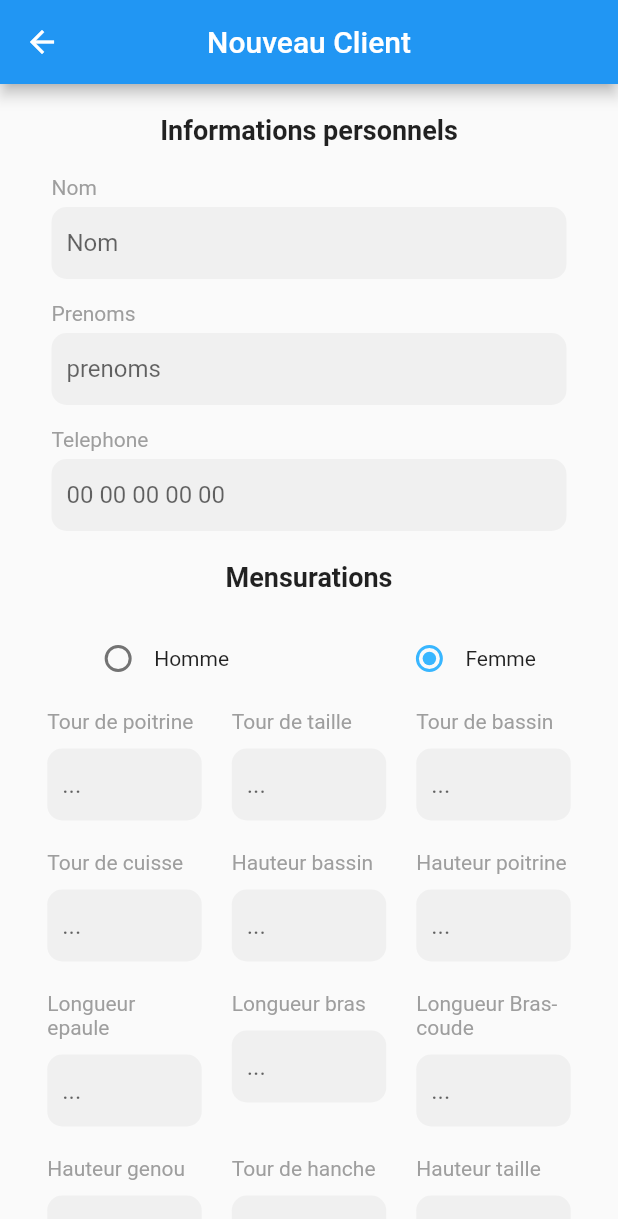
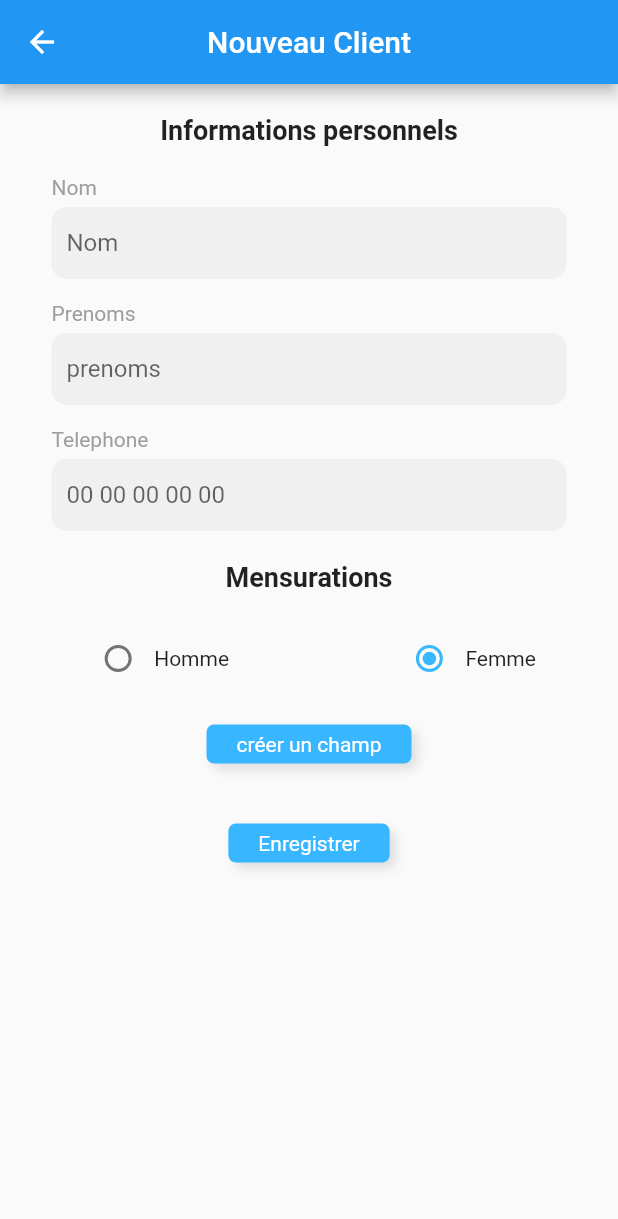
Before and after one commit to syyao/couture_manager, a Flutter app: the NouveauClient screen opened by its route, on a phone screen of 412 x 824 dp. Shown: the top 1219 px of the screen. Run offline on Flutter 3.47's test engine with Material 2 defaults, Android fonts, the phone set to English and light mode, and no system bars; our stand-ins replace image_picker, sqflite; accounts and stored records are empty.

```diff
--- a/lib/pages/nouveau_client.dart
+++ b/lib/pages/nouveau_client.dart
@@ -61,6 +61,56 @@ class _NouveauClientState extends State<NouveauClient> {
     });
   }
 
+  List<Widget> listDeMesure = [];
+  TextEditingController _controllertitre = TextEditingController();
+  void addNewChamp() {
+    var champ;
+    champ = champMesure(_controllertitre.text, _controllertitre);
+    listDeMesure.add(champ);
+    setState(() {});
+    Navigator.of(context).pop();
+    setState(() {});
+  }
+
+  Future<void> _showMyDialog() async {
+    return showDialog<void>(
+      context: context,
+      barrierDismissible: true, // user must tap button!
+      builder: (BuildContext context) {
+        return AlertDialog(
+          title: Text('Nom'),
+          content: SingleChildScrollView(
+            child: ListBody(
+              children: <Widget>[
+                TextField(
+                  controller: _controllertitre,
+                  decoration: InputDecoration(hintText: "Entrez un titre"),
+                )
+              ],
+            ),
+          ),
+          actions: [
+            InkWell(
+              onTap: addNewChamp,
+              child: Container(
+                decoration: BoxDecoration(
+                  color: Color.fromRGBO(56, 182, 255, 1),
+                  borderRadius: BorderRadius.circular(5),
+                ),
+                alignment: Alignment.center,
+                padding: EdgeInsets.symmetric(horizontal: 10, vertical: 5),
+                child: Text(
+                  "Ok",
+                  style: TextStyle(color: Colors.white),
+                ),
+              ),
+            ),
+          ],
+        );
+      },
+    );
+  }
+
   Widget champMesure(String label, TextEditingController controllerChamp) {
     return Container(
       width: MediaQuery.of(context).size.width / 4,
@@ -121,6 +171,7 @@ class _NouveauClientState extends State<NouveauClient> {
       body: SingleChildScrollView(
         child: Form(
           key: _keyForm,
+          child: Container(
             child: Column(
               children: [
                 SizedBox(height: 20),
@@ -129,7 +180,8 @@ class _NouveauClientState extends State<NouveauClient> {
                   children: [
                     Text(
                       "Informations personnels",
-                    style: TextStyle(fontSize: 18, fontWeight: FontWeight.bold),
+                      style:
+                          TextStyle(fontSize: 18, fontWeight: FontWeight.bold),
                     ),
                   ],
                 ),
@@ -156,8 +208,8 @@ class _NouveauClientState extends State<NouveauClient> {
                           border: InputBorder.none,
                           enabledBorder: OutlineInputBorder(
                             borderRadius: BorderRadius.circular(10),
-                          borderSide:
-                              BorderSide(color: Colors.transparent, width: 0.5),
+                            borderSide: BorderSide(
+                                color: Colors.transparent, width: 0.5),
                           ),
                           focusedBorder: OutlineInputBorder(
                             borderRadius: BorderRadius.circular(10),
@@ -194,8 +246,8 @@ class _NouveauClientState extends State<NouveauClient> {
                           border: InputBorder.none,
                           enabledBorder: OutlineInputBorder(
                             borderRadius: BorderRadius.circular(10),
-                          borderSide:
-                              BorderSide(color: Colors.transparent, width: 0.5),
+                            borderSide: BorderSide(
+                                color: Colors.transparent, width: 0.5),
                           ),
                           focusedBorder: OutlineInputBorder(
                             borderRadius: BorderRadius.circular(10),
@@ -235,8 +287,8 @@ class _NouveauClientState extends State<NouveauClient> {
                           border: InputBorder.none,
                           enabledBorder: OutlineInputBorder(
                             borderRadius: BorderRadius.circular(10),
-                          borderSide:
-                              BorderSide(color: Colors.transparent, width: 0.5),
+                            borderSide: BorderSide(
+                                color: Colors.transparent, width: 0.5),
                           ),
                           focusedBorder: OutlineInputBorder(
                             borderRadius: BorderRadius.circular(10),
@@ -256,7 +308,8 @@ class _NouveauClientState extends State<NouveauClient> {
                   children: [
                     Text(
                       "Mensurations",
-                    style: TextStyle(fontSize: 18, fontWeight: FontWeight.bold),
+                      style:
+                          TextStyle(fontSize: 18, fontWeight: FontWeight.bold),
                     ),
                   ],
                 ),
@@ -290,23 +343,56 @@ class _NouveauClientState extends State<NouveauClient> {
                     ),
                   ],
                 ),
-              Wrap(children: [
-                champMesure('Tour de poitrine', _controllertourPoitrine),
-                champMesure('Tour de taille', _controllertourTaille),
-                champMesure('Tour de bassin', _controllertourBassin),
-                champMesure('Tour de cuisse', _controllertourCuisse),
-                champMesure('Hauteur bassin', _controllerhauteurBassin),
-                champMesure('Hauteur poitrine', _controllerhauteurPoitrine),
-                champMesure('Longueur epaule', _controllerlongueurEpaule),
-                champMesure('Longueur bras', _controllerlongueurBras),
-                champMesure(
-                    'Longueur Bras-coude', _controllerlongueurBrasCoude),
-                champMesure('Hauteur genou', _controllerhauteurGenou),
-                champMesure('Tour de hanche', _controllertourHanche),
-                champMesure('Hauteur taille', _controllerhauteurTaille),
-                champMesure('Tour de bras', _controllertourBras),
-                champMesure('Longueur dos', _controllerlongueurDos)
-              ]),
+                Wrap(
+                  children: [
+                    Wrap(
+                      children: listDeMesure.map((e) {
+                        return champMesure("label", _controllernom);
+                      }).toList(),
+                    ),
+                  ],
+                ),
+                InkWell(
+                  onTap: _showMyDialog,
+                  child: Container(
+                    margin: EdgeInsets.symmetric(vertical: 20),
+                    padding: EdgeInsets.symmetric(horizontal: 20, vertical: 5),
+                    decoration: BoxDecoration(
+                      borderRadius: BorderRadius.circular(5),
+                      color: Color.fromRGBO(56, 182, 255, 1),
+                      boxShadow: [
+                        BoxShadow(
+                          offset: Offset(4, 4),
+                          blurRadius: 5,
+                          color: Colors.grey.withOpacity(0.3),
+                        ),
+                      ],
+                    ),
+                    child: Text(
+                      "créer un champ",
+                      style: TextStyle(color: Colors.white),
+                    ),
+                  ),
+                ),
+
+                // Wrap(children: [
+                //   champMesure('Tour de poitrine', _controllertourPoitrine),
+                //   champMesure('Tour de taille', _controllertourTaille),
+                //   champMesure('Tour de bassin', _controllertourBassin),
+                //   champMesure('Tour de cuisse', _controllertourCuisse),
+                //   champMesure('Hauteur bassin', _controllerhauteurBassin),
+                //   champMesure('Hauteur poitrine', _controllerhauteurPoitrine),
+                //   champMesure('Longueur epaule', _controllerlongueurEpaule),
+                //   champMesure('Longueur bras', _controllerlongueurBras),
+                //   champMesure(
+                //       'Longueur Bras-coude', _controllerlongueurBrasCoude),
+                //   champMesure('Hauteur genou', _controllerhauteurGenou),
+                //   champMesure('Tour de hanche', _controllertourHanche),
+                //   champMesure('Hauteur taille', _controllerhauteurTaille),
+                //   champMesure('Tour de bras', _controllertourBras),
+                //   champMesure('Longueur dos', _controllerlongueurDos)
+                // ]),
+
                 InkWell(
                   onTap: () {
                     if (_keyForm.currentState.validate()) {
@@ -338,6 +424,7 @@ class _NouveauClientState extends State<NouveauClient> {
             ),
           ),
         ),
+      ),
     );
   }
 }
```
Lines whose indentation alone changed are shown as unchanged.
